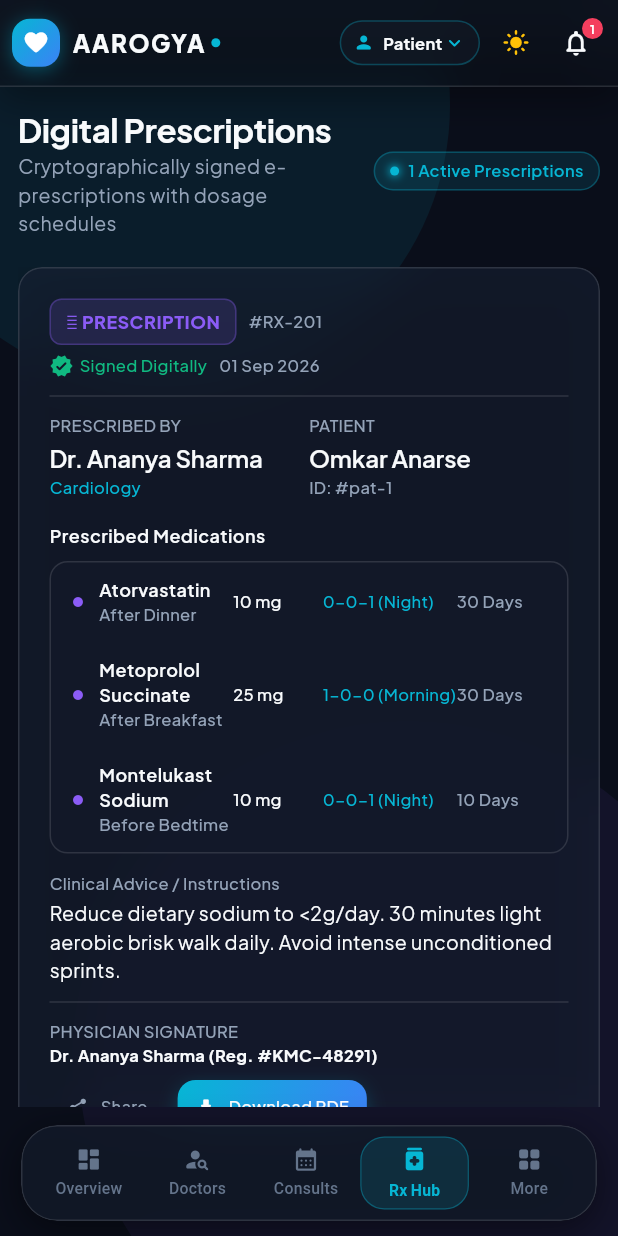
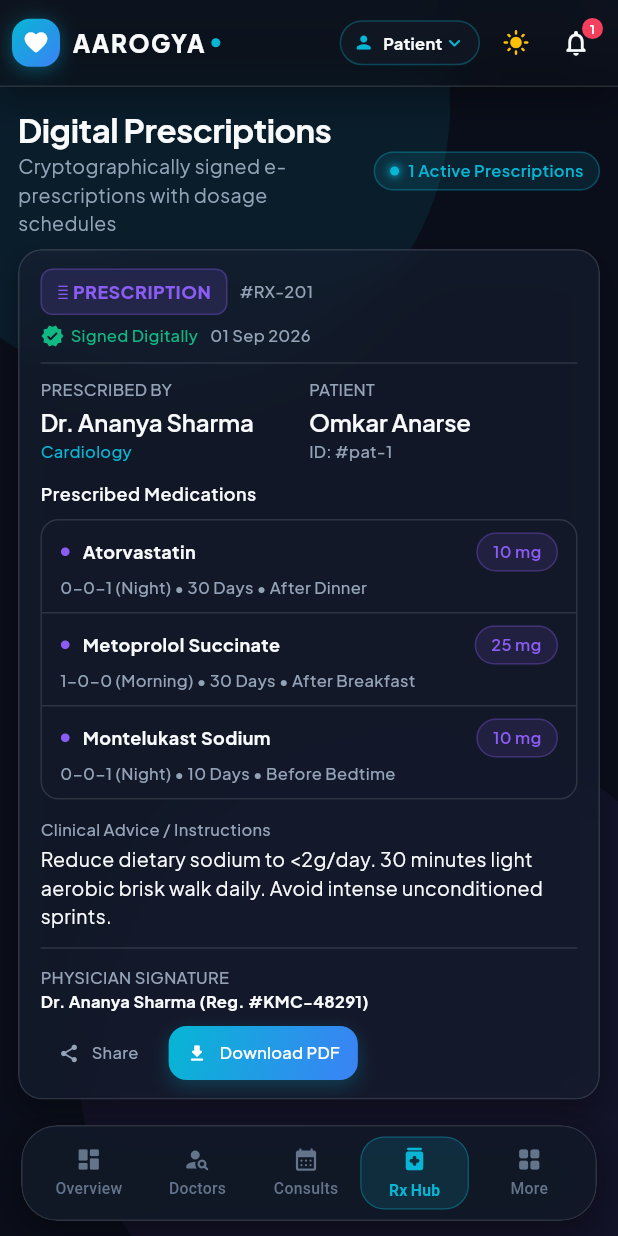
Before and after one commit to Omkaranrse/aarogya, a Flutter app: the screen it shows after launch, item 4 of the bottom bar chosen, on a phone screen of 412 x 824 dp. Run offline on Flutter 3.47's test engine with Material 3 defaults, Android fonts, the light colour scheme and no system bars; our stand-ins replace fl_chart, flutter_riverpod, google_fonts; accounts and stored records are empty; network calls fail; Roboto replaces fonts that are missing (PlusJakartaSans).

Commit message:
refactor: update UI component spacing, list padding, and introduce purple badge variant

```diff
--- a/lib/core/design_system/components/aarogya_badge.dart
+++ b/lib/core/design_system/components/aarogya_badge.dart
@@ -11,6 +11,7 @@
   info,
   neutral,
   cyan,
+  purple,
 }
 
 class AarogyaBadge extends StatelessWidget {
@@ -44,6 +45,9 @@
       case AarogyaBadgeVariant.cyan:
         baseColor = AarogyaColors.primaryCyan;
         break;
+      case AarogyaBadgeVariant.purple:
+        baseColor = AarogyaColors.accentPurple;
+        break;
       case AarogyaBadgeVariant.neutral:
         baseColor = AarogyaColors.neutral;
         break;
@@ -58,10 +62,10 @@
         vertical: AarogyaSpacing.xs,
       ),
       decoration: BoxDecoration(
-        color: baseColor.withOpacity(0.12),
+        color: baseColor.withValues(alpha: 0.12),
         borderRadius: AarogyaRadius.radiusPill,
         border: Border.all(
-          color: baseColor.withOpacity(0.3),
+          color: baseColor.withValues(alpha: 0.3),
           width: 1.0,
         ),
       ),
--- a/lib/features/clinical/prescriptions_hub_screen.dart
+++ b/lib/features/clinical/prescriptions_hub_screen.dart
@@ -27,7 +27,7 @@
     return Scaffold(
       backgroundColor: Colors.transparent,
       body: Padding(
-        padding: EdgeInsets.all(Responsive.isMobile(context) ? AarogyaSpacing.md : AarogyaSpacing.xxl),
+        padding: EdgeInsets.all(Responsive.isMobile(context) ? 12 : AarogyaSpacing.xxl),
         child: Column(
           crossAxisAlignment: CrossAxisAlignment.start,
           children: [
@@ -53,7 +53,7 @@
                 ),
               ],
             ),
-            const SizedBox(height: AarogyaSpacing.xl),
+            const SizedBox(height: 8),
 
             Expanded(
               child: prescriptions.isEmpty
@@ -63,8 +63,9 @@
                       description: 'Your signed prescriptions will appear here immediately after consultations.',
                     )
                   : ListView.separated(
+                      padding: EdgeInsets.zero,
                       itemCount: prescriptions.length,
-                      separatorBuilder: (_, __) => const SizedBox(height: AarogyaSpacing.lg),
+                      separatorBuilder: (_, __) => const SizedBox(height: 8),
                       itemBuilder: (context, index) {
                         final rx = prescriptions[index];
                         return _buildPrescriptionSlip(context, rx, isDark, primaryText, secondaryText);
@@ -86,7 +87,9 @@
   ) {
     return GlassCard(
       glowColor: AarogyaColors.accentPurple,
-      padding: AarogyaSpacing.paddingXl,
+      padding: Responsive.isMobile(context)
+          ? const EdgeInsets.symmetric(horizontal: 14, vertical: 12)
+          : AarogyaSpacing.paddingXl,
       child: Column(
         crossAxisAlignment: CrossAxisAlignment.start,
         children: [
@@ -103,9 +106,9 @@
                   Container(
                     padding: const EdgeInsets.symmetric(horizontal: 10, vertical: 6),
                     decoration: BoxDecoration(
-                      color: AarogyaColors.accentPurple.withOpacity(0.15),
+                      color: AarogyaColors.accentPurple.withValues(alpha: 0.15),
                       borderRadius: AarogyaRadius.radiusSm,
-                      border: Border.all(color: AarogyaColors.accentPurple.withOpacity(0.3)),
+                      border: Border.all(color: AarogyaColors.accentPurple.withValues(alpha: 0.3)),
                     ),
                     child: Text(
                       '℞ PRESCRIPTION',
@@ -128,7 +131,7 @@
               ),
             ],
           ),
-          const Divider(height: 24),
+          const Divider(height: 20),
 
           // Doctor & Patient Info
           Row(
@@ -158,48 +161,68 @@
               ),
             ],
           ),
-          const SizedBox(height: AarogyaSpacing.lg),
+          const SizedBox(height: 12),
 
           // Medications Table
           Text('Prescribed Medications', style: AarogyaTypography.label(primaryText)),
           const SizedBox(height: AarogyaSpacing.sm),
           Container(
             decoration: BoxDecoration(
-              color: (isDark ? AarogyaColors.darkSurface : AarogyaColors.lightBg).withOpacity(0.5),
+              color: (isDark ? AarogyaColors.darkSurface : AarogyaColors.lightBg).withValues(alpha: 0.5),
               borderRadius: AarogyaRadius.radiusMd,
               border: Border.all(
                 color: isDark ? AarogyaColors.darkGlassBorderSubtle : AarogyaColors.lightGlassBorderSubtle,
               ),
             ),
             child: Column(
-              children: rx.medications.map((med) {
-                return Padding(
-                  padding: const EdgeInsets.symmetric(horizontal: 14, vertical: 10),
-                  child: Row(
-                    children: [
-                      const Icon(Icons.circle, size: 8, color: AarogyaColors.accentPurple),
-                      const SizedBox(width: 10),
-                      Expanded(
-                        flex: 3,
+              children: rx.medications.asMap().entries.map((entry) {
+                final idx = entry.key;
+                final med = entry.value;
+                return Container(
+                  padding: const EdgeInsets.symmetric(horizontal: 12, vertical: 8),
+                  decoration: BoxDecoration(
+                    border: idx < rx.medications.length - 1
+                        ? Border(
+                            bottom: BorderSide(
+                              color: isDark
+                                  ? AarogyaColors.darkGlassBorderSubtle
+                                  : AarogyaColors.lightGlassBorderSubtle,
+                            ),
+                          )
+                        : null,
+                  ),
                   child: Column(
                     crossAxisAlignment: CrossAxisAlignment.start,
                     children: [
-                            Text(med.name, style: AarogyaTypography.label(primaryText)),
-                            Text(med.instructions, style: AarogyaTypography.caption(secondaryText)),
+                      Row(
+                        mainAxisAlignment: MainAxisAlignment.spaceBetween,
+                        children: [
+                          Expanded(
+                            child: Row(
+                              children: [
+                                const Icon(Icons.circle, size: 7, color: AarogyaColors.accentPurple),
+                                const SizedBox(width: 8),
+                                Expanded(
+                                  child: Text(
+                                    med.name,
+                                    style: AarogyaTypography.label(primaryText).copyWith(fontWeight: FontWeight.w700),
+                                  ),
+                                ),
                               ],
                             ),
                           ),
-                      Expanded(
-                        flex: 2,
-                        child: Text(med.dosage, style: AarogyaTypography.caption(primaryText)),
+                          const SizedBox(width: 8),
+                          AarogyaBadge(
+                            label: med.dosage,
+                            variant: AarogyaBadgeVariant.purple,
+                            showDot: false,
                           ),
-                      Expanded(
-                        flex: 3,
-                        child: Text(med.frequency, style: AarogyaTypography.caption(AarogyaColors.primaryCyan)),
+                        ],
                       ),
-                      Expanded(
-                        flex: 2,
-                        child: Text(med.duration, style: AarogyaTypography.caption(secondaryText)),
+                      const SizedBox(height: 3),
+                      Text(
+                        '${med.frequency} • ${med.duration} • ${med.instructions}',
+                        style: AarogyaTypography.caption(secondaryText),
                       ),
                     ],
                   ),
```
Also changed, not shown: lib/features/admin/admin_dashboard.dart (+8 -7 lines), lib/features/admin/management/department_management_screen.dart (+5 -4 lines), lib/features/admin/management/doctor_management_screen.dart (+5 -4 lines), lib/features/admin/management/patient_management_screen.dart (+5 -4 lines), lib/features/billing/billing_screen.dart (+7 -6 lines), lib/features/clinical/laboratory_hub_screen.dart (+78 -43 lines), lib/features/clinical/medical_records_screen.dart (+25 -16 lines), lib/features/doctor/consultation/clinical_workspace_screen.dart (+4 -4 lines), lib/features/doctor/dashboard/doctor_dashboard.dart (+5 -4 lines), lib/features/doctor/queue/patient_queue_screen.dart (+7 -6 lines), lib/features/patient/appointments/patient_appointments_screen.dart (+5 -4 lines), lib/features/patient/dashboard/patient_dashboard.dart (+14 -12 lines), lib/features/patient/discovery/doctor_discovery_screen.dart (+9 -8 lines). Lines whose indentation alone changed are shown as unchanged.
